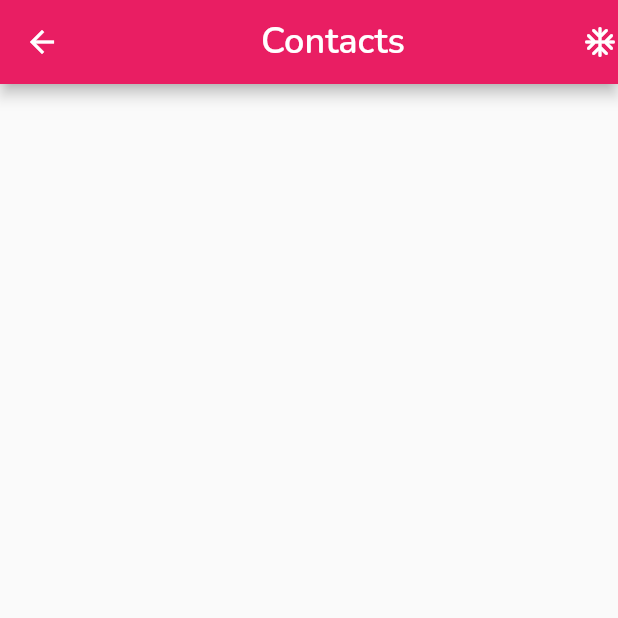
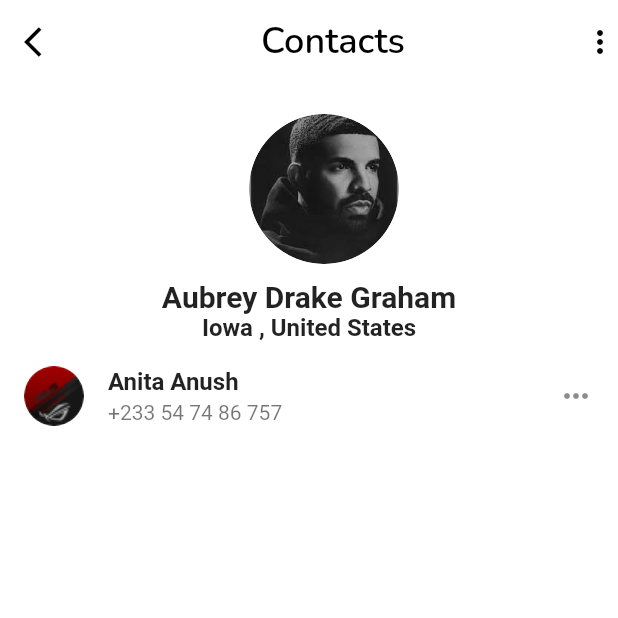
Before and after one commit to Charles2205/ContactUI, a Flutter app: the ContactBio screen opened directly, on a phone screen of 412 x 824 dp, the top half of it. Run offline on Flutter 3.47's test engine with Material 2 defaults, Android fonts, the phone set to English and light mode, and no system bars; our stand-ins replace google_fonts.

Commit message:
an update of a todo

```diff
--- a/contactui/lib/contact_bio.dart
+++ b/contactui/lib/contact_bio.dart
@@ -7,17 +7,65 @@ class ContactBio extends StatelessWidget {
   @override
   Widget build(BuildContext context) {
     return  Scaffold(
+      backgroundColor:Colors.white,
       appBar:AppBar(
+        elevation:0,
+             backgroundColor: Colors.white,
+            leading:IconButton(onPressed: (){Navigator.pop(context);},
+            icon: const Icon(Icons.arrow_back_ios,color:Colors.black)),
       title: Center(
         child: Text("Contacts",
         style: GoogleFonts.nunito(
           textStyle:const TextStyle(
             fontSize: 24,
+            color:Colors.black,
             fontWeight:FontWeight.w600)),),
       ),
-      actions: const [Icon(Icons.ac_unit_rounded),
+      actions: const  [Icon
+      (Icons.more_vert,
+      color:Colors.black),
+
       ],
-      )
+      ),
+      // ignore: avoid_unnecessary_containers
+      body:  Container(
+        // color:Colors.black,
+       height:250,
+       width: 500,
+        child:Column(
+        children: [
+          Container(
+             margin:const EdgeInsets.fromLTRB(20, 20, 0, 0),
+            child: const CircleAvatar(
+                          radius: 50,
+                          backgroundColor: Colors.white,
+                          backgroundImage: AssetImage('assets/images/drake.png'),
+                                          ),
+          ),
+          const Padding(
+            padding:  EdgeInsets.only(top:10),
+            child: Text("Aubrey Drake Graham",
+            style: TextStyle(
+               fontWeight:FontWeight.w600,
+               fontSize:20)
+               ),
+          ),
+          const Text("Iowa , United States",
+                style: TextStyle(
+               fontWeight:FontWeight.w600,
+               fontSize:16)),
+                const ListTile(
+          leading:CircleAvatar(radius: 20,
+                backgroundColor: Colors.white,
+                backgroundImage: AssetImage('assets/images/anita.png'),
+            ),
+            title:Text("Anita Anush",style: TextStyle( fontWeight:FontWeight.w600)),
+            subtitle:Text("+233 54 74 86 757"),
+            trailing:Icon(Icons.more_horiz),
+        ),
+        ]
+        ),
+      ),
     );
   }
 }
```
Also changed, not shown: contactui/assets/images/call.png (added), contactui/assets/images/drakee.png (added), contactui/assets/images/message.png (added).
